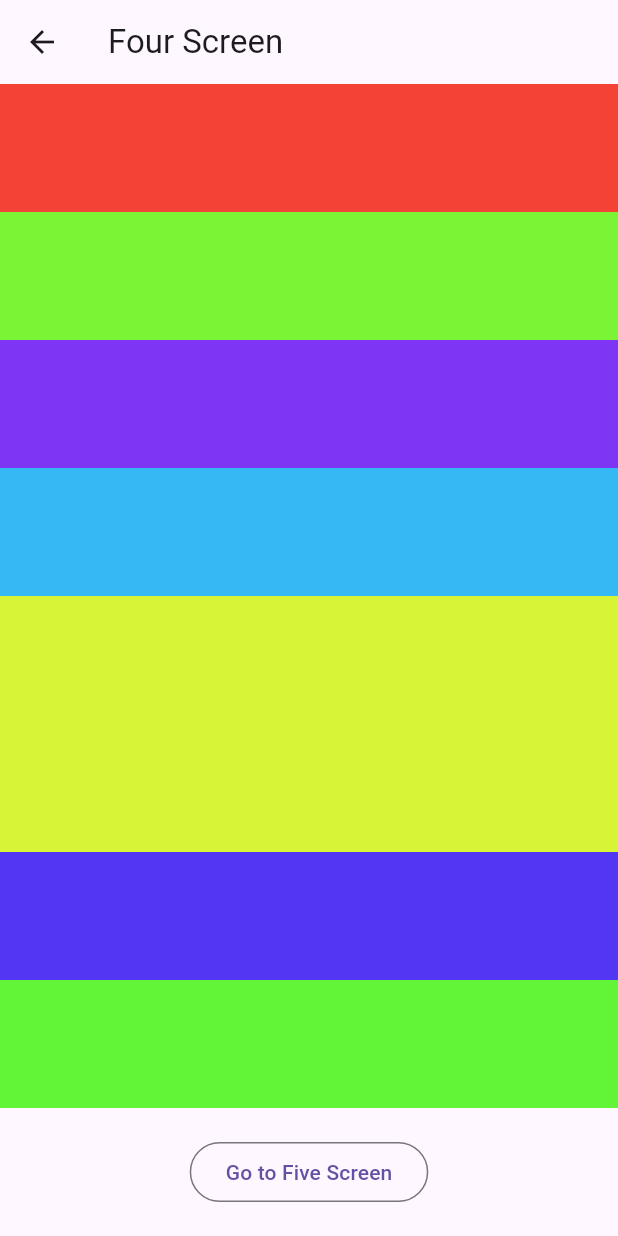
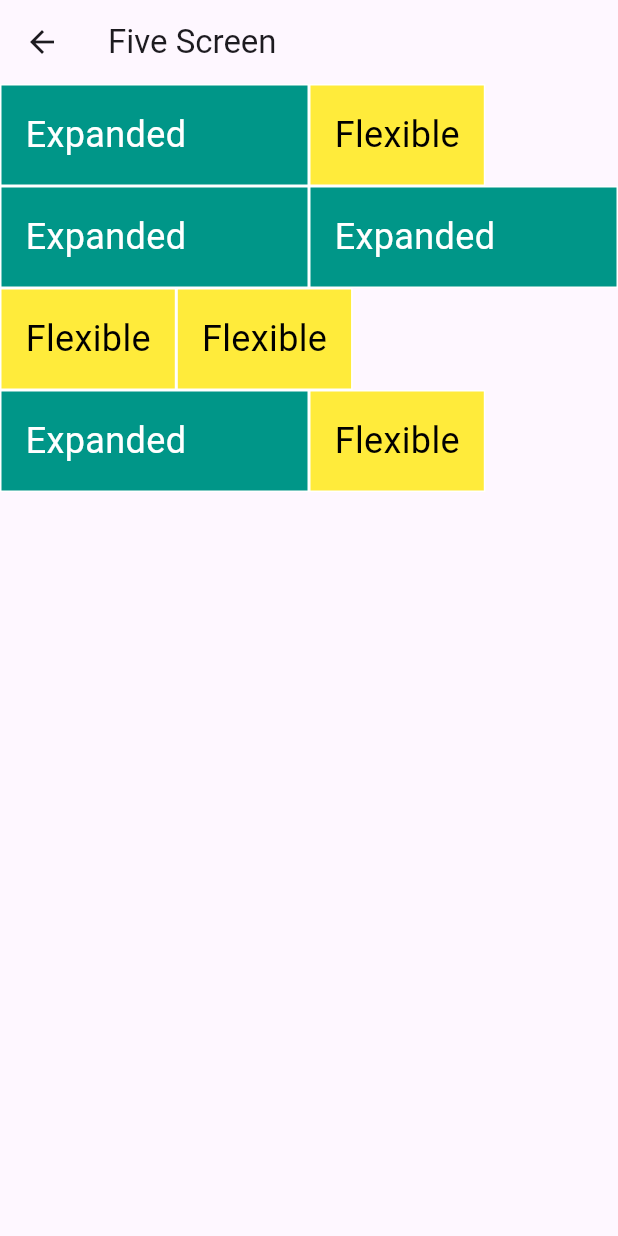
Before and after one commit to Roisull/belajar-flutter-dasar, a Flutter app: the FourScreen screen opened directly, after a tap on "Go to Five Screen", on a phone screen of 412 x 824 dp. Run offline on Flutter 3.47's test engine with Material 3 defaults, Android fonts, the phone set to English and light mode, and no system bars.

Commit message:
progress 15 latihan flexibel dan perbandingannya dengan expanded

```diff
--- /dev/null
+++ b/lib/five_screen.dart
@@ -0,0 +1,97 @@
+import 'package:flutter/material.dart';
+
+class FiveScreen extends StatefulWidget {
+  const FiveScreen({super.key});
+
+  @override
+  State<FiveScreen> createState() => _FiveScreenState();
+}
+
+class _FiveScreenState extends State<FiveScreen> {
+  @override
+  Widget build(BuildContext context) {
+    return Scaffold(
+      appBar: AppBar(
+        title: const Text('Five Screen'),
+      ),
+      body: const SafeArea(
+        child: Column(
+          children: <Widget>[
+            Row(
+              children: <Widget>[
+                ExpandedWidget(),
+                FlexibelWidget()
+              ],
+            ),
+            Row(
+              children: <Widget>[
+                ExpandedWidget(),
+                ExpandedWidget()
+              ],
+            ),
+            Row(
+              children: <Widget>[
+                FlexibelWidget(),
+                FlexibelWidget()
+              ],
+            ),
+            Row(
+              children: <Widget>[
+                ExpandedWidget(),
+                FlexibelWidget()
+              ],
+            ),
+          ],
+        )
+      ),
+    );
+  }
+}
+
+class ExpandedWidget extends StatelessWidget {
+  const ExpandedWidget({super.key});
+
+  @override
+  Widget build(BuildContext context) {
+    return Expanded(
+      child: Container(
+        decoration: BoxDecoration(
+            color: Colors.teal, border: Border.all(color: Colors.white)),
+        child: const Padding(
+          padding: EdgeInsets.all(16.0),
+          child: Text(
+            'Expanded',
+            style: TextStyle(
+              color: Colors.white,
+              fontSize: 24,
+            ),
+          ),
+        ),
+      ),
+    );
+  }
+}
+
+class FlexibelWidget extends StatelessWidget {
+  const FlexibelWidget({super.key});
+
+  @override
+  Widget build(BuildContext context) {
+    return Flexible(
+      child: Container(
+        decoration: BoxDecoration(
+          color: Colors.yellow, border: Border.all(color: Colors.white)),
+        child: const Padding(
+          padding: EdgeInsets.all(16.0),
+          child: Text(
+            'Flexible',
+            style: TextStyle(
+              color: Colors.black,
+              fontSize: 24,
+            ),
+          ),
+        ),
+      ),
+    );
+  }
+}
--- a/lib/four_screen.dart
+++ b/lib/four_screen.dart
@@ -1,4 +1,5 @@
 import 'package:flutter/material.dart';
+import 'package:flutter_dasar_id_camp/five_screen.dart';
 
 class FourScreen extends StatefulWidget {
   const FourScreen({super.key});
@@ -57,10 +58,32 @@ class _FourScreenState extends State<FourScreen> {
               child: Container(
                 margin: const EdgeInsets.all(10),
                 child: OutlinedButton(
-                  onPressed: (){
+                    onPressed: () {
+                      Navigator.push(
+                        context,
+                        PageRouteBuilder(
+                          pageBuilder:
+                              (context, animation, secondaryAnimation) =>
+                                  const FiveScreen(),
+                          transitionsBuilder:
+                              (context, animation, secondaryAnimation, child) {
+                            const begin = 0.0;
+                            const end = 1.0;
+                            const curve = Curves.easeInOut;
 
-                  },
-                  child: const Text('Go to Five Screen')),
+                            var tween = Tween(begin: begin, end: end)
+                                .chain(CurveTween(curve: curve));
+                            var opacityAnimation = animation.drive(tween);
+
+                            return FadeTransition(
+                              opacity: opacityAnimation,
+                              child: child,
+                            );
+                          },
+                        ),
+                      );
+                    },
+                    child: const Text('Go to Five Screen')),
               ),
             ),
           ),
```
Also changed, not shown: lib/three_screen.dart (+13 -17 lines).
